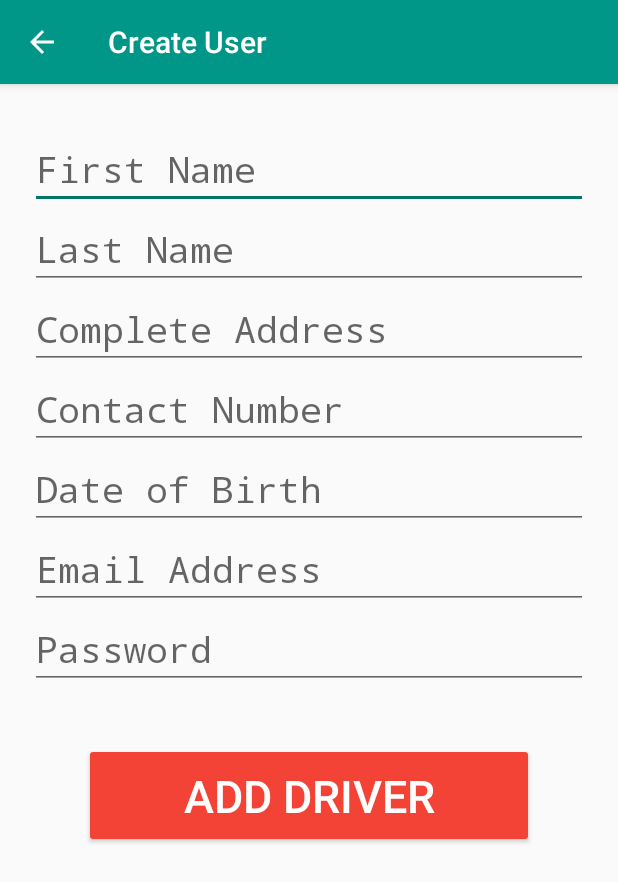
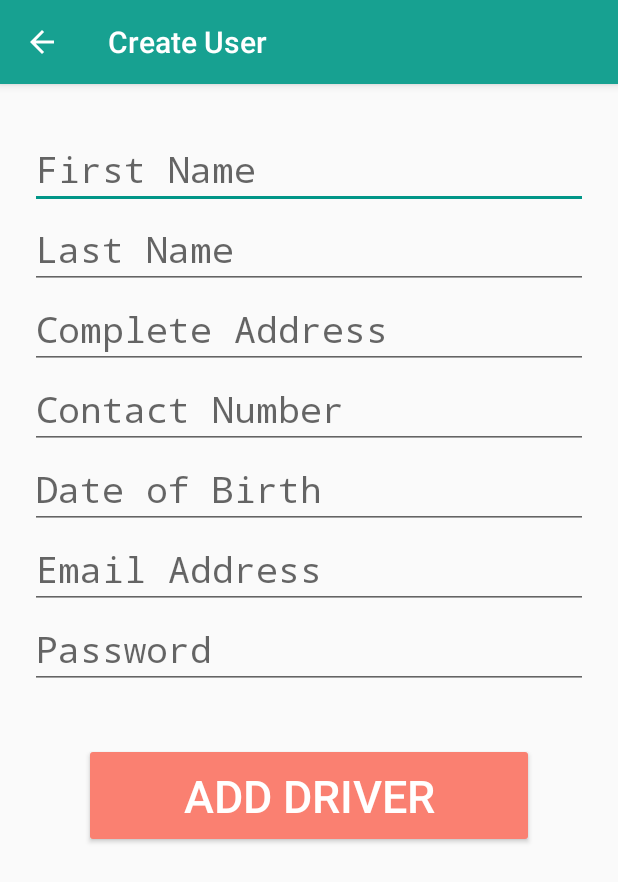
Before and after one commit to zomnilabs/cabtap, an Android app: the AddDriverActivity screen opened directly, with no data from a screen before it, on a phone screen of 412 x 824 dp. Shown: the top 882 px of the screen. Run offline under Robolectric (Android 15) with nearby library versions, the light colour scheme and no system bars; our stand-ins replace ButterKnife, Firebase (no records; nobody signed in at launch, a user with empty details on screens opened directly).

Commit message:
update color

```diff
--- a/app/src/main/res/values/colors.xml
+++ b/app/src/main/res/values/colors.xml
@@ -1,9 +1,10 @@
 <?xml version="1.0" encoding="utf-8"?>
 <resources>
-    <color name="colorPrimary">#009688</color>
-    <color name="colorPrimaryDark">#027769</color>
+    <color name="colorPrimary">#17A191</color>
+    <color name="colorPrimaryDark">#009688</color>
     <color name="colorAccent">#F34336</color>
     <color name="colorDarkAccent">#d22316</color>
     <color name="colorWhite">#FFFFFF</color>
     <color name="colorBlack">#000000</color>
+    <color name="colorOrange">#FA8071</color>
 </resources>
--- a/app/src/main/res/values/styles.xml
+++ b/app/src/main/res/values/styles.xml
@@ -48,7 +48,7 @@
 
     <style name="DangerButton" parent="CustomButtons">
         <item name="colorControlHighlight">@color/colorDarkAccent</item>
-        <item name="colorButtonNormal">@color/colorAccent</item>
+        <item name="colorButtonNormal">@color/colorOrange</item>
     </style>
 
     <style name="IconButtonsWhite" parent="CustomButtons">
```
